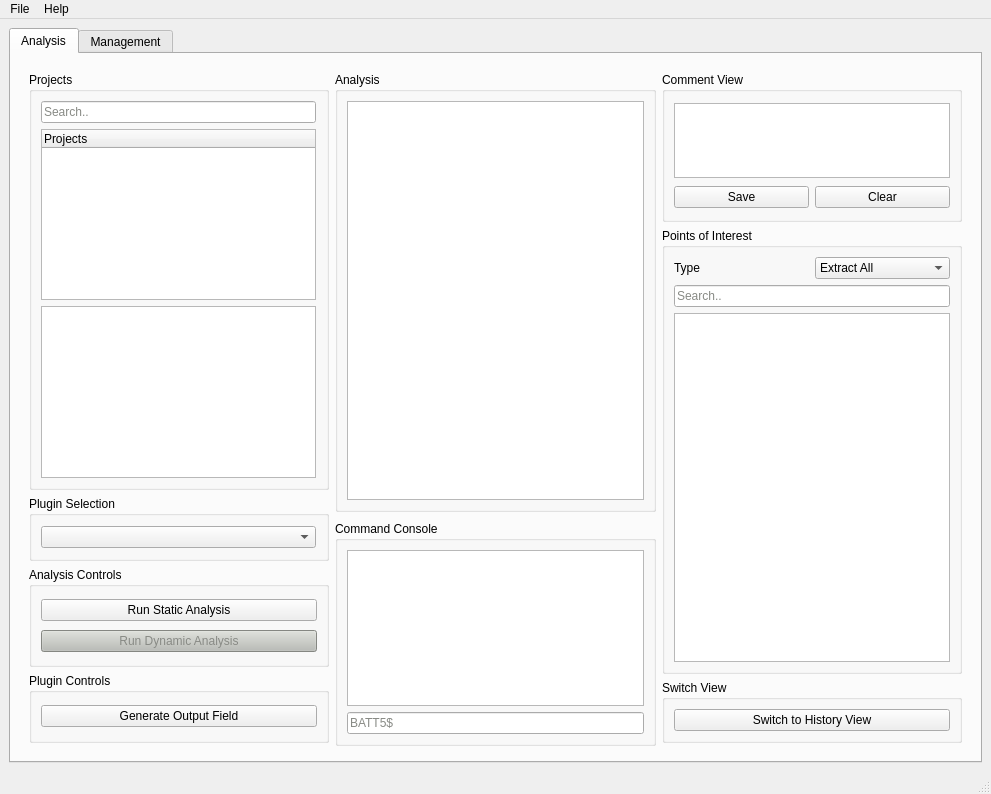
Old version of the form src/GUI/ui_files/BATT5_GUI.ui in the repository adalio0/BATT5.
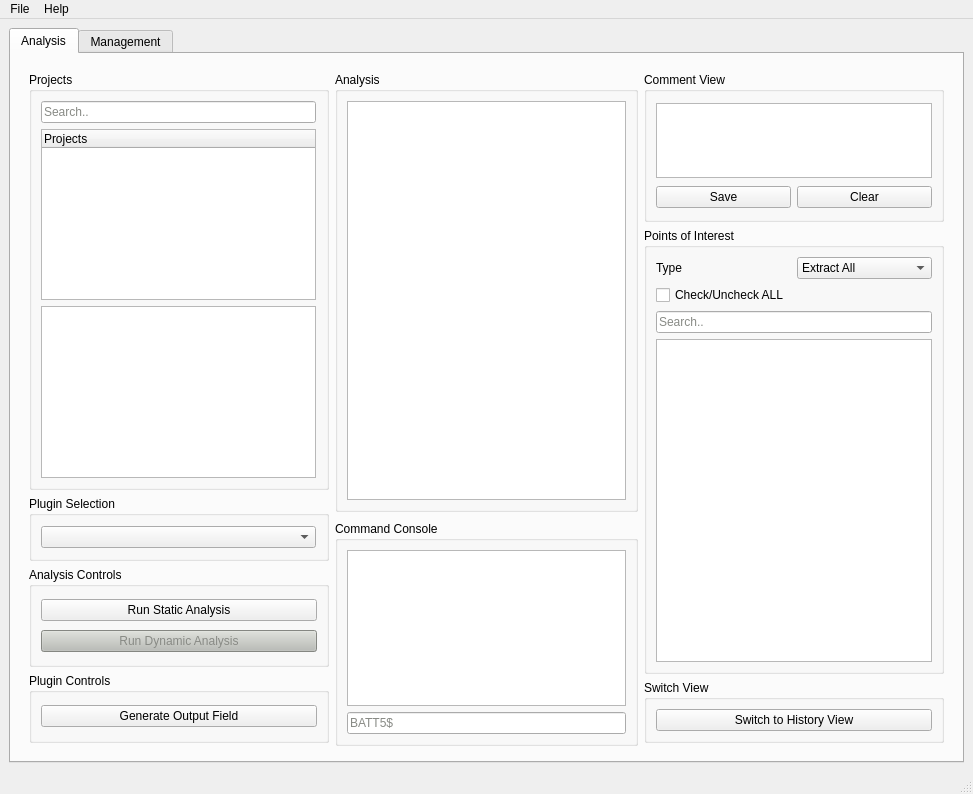
New version of the form. The open tabs and pages were chosen to show the change.

Commit message: added check/uncheck button

The edit to the form file:
```diff
--- a/src/GUI/ui_files/BATT5_GUI.ui
+++ b/src/GUI/ui_files/BATT5_GUI.ui
@@ -6,7 +6,7 @@
    <rect>
     <x>0</x>
     <y>0</y>
-    <width>991</width>
+    <width>973</width>
     <height>794</height>
    </rect>
   </property>
@@ -297,6 +297,15 @@
                         </color>
                        </brush>
                       </colorrole>
+                      <colorrole role="PlaceholderText">
+                       <brush brushstyle="NoBrush">
+                        <color alpha="128">
+                         <red>136</red>
+                         <green>138</green>
+                         <blue>133</blue>
+                        </color>
+                       </brush>
+                      </colorrole>
                      </active>
                      <inactive>
                       <colorrole role="WindowText">
@@ -326,6 +335,15 @@
                         </color>
                        </brush>
                       </colorrole>
+                      <colorrole role="PlaceholderText">
+                       <brush brushstyle="NoBrush">
+                        <color alpha="128">
+                         <red>136</red>
+                         <green>138</green>
+                         <blue>133</blue>
+                        </color>
+                       </brush>
+                      </colorrole>
                      </inactive>
                      <disabled>
                       <colorrole role="WindowText">
@@ -355,6 +373,15 @@
                         </color>
                        </brush>
                       </colorrole>
+                      <colorrole role="PlaceholderText">
+                       <brush brushstyle="NoBrush">
+                        <color alpha="128">
+                         <red>136</red>
+                         <green>138</green>
+                         <blue>133</blue>
+                        </color>
+                       </brush>
+                      </colorrole>
                      </disabled>
                     </palette>
                    </property>
@@ -490,6 +517,13 @@
                    </item>
                   </layout>
                  </item>
+                 <item>
+                  <widget class="QCheckBox" name="check_allpoi">
+                   <property name="text">
+                    <string>Check/Uncheck ALL</string>
+                   </property>
+                  </widget>
+                 </item>
                  <item>
                   <widget class="QLineEdit" name="poiSearch_lineEdit">
                    <property name="styleSheet">
@@ -1598,8 +1632,8 @@
     <rect>
      <x>0</x>
      <y>0</y>
-     <width>991</width>
-     <height>26</height>
+     <width>973</width>
+     <height>21</height>
     </rect>
    </property>
    <widget class="QMenu" name="file_menu">
```
Left out of the diff: 22 changed lines with no effect on the pictures. The commit also changes 2 other files.
